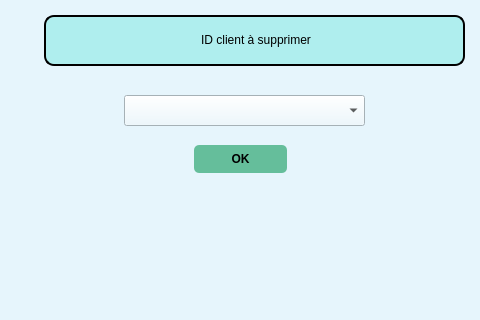
Above: interface.ui from MEHDIHRAIRI/QT_CPP before the change; both pictures show x 200 to 680 and y 123 to 443 of the 1314 by 632 pixel window. Below: the same form after it.
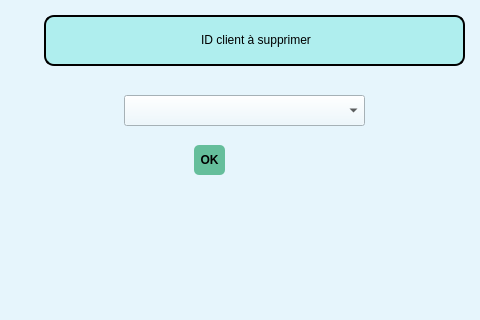
That is the form after the change. The open tabs and pages were chosen to show the change.

Patch:
```diff
--- a/interface.ui
+++ b/interface.ui
@@ -600,8 +600,8 @@
          <rect>
           <x>380</x>
           <y>200</y>
-          <width>93</width>
-          <height>28</height>
+          <width>31</width>
+          <height>30</height>
          </rect>
         </property>
         <property name="styleSheet">
```
Left out of the diff: 2 changed lines with no effect on the pictures.
